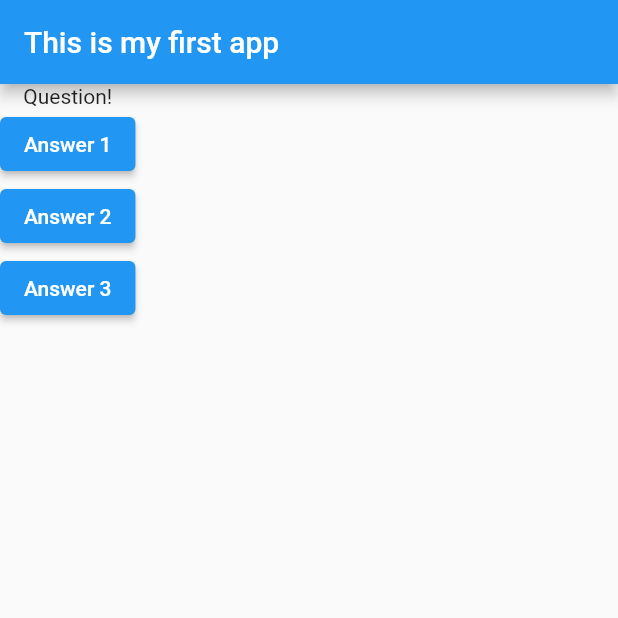
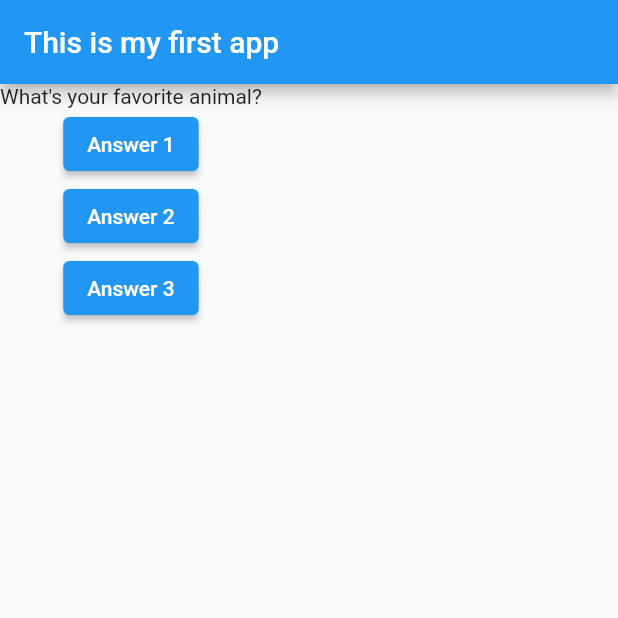
Before and after one commit to MohamedFaalil/flutter_basic_app, a Flutter app: the screen it shows after launch, after a tap on "Answer 1", on a phone screen of 412 x 824 dp, the top half of it. Run offline on Flutter 3.47's test engine with Material 2 defaults, Android fonts, the phone set to English and light mode, and no system bars.

Commit message:
converted existing widget into stateful widget to dynamically change questions

```diff
--- a/lib/main.dart
+++ b/lib/main.dart
@@ -6,8 +6,23 @@ import 'package:flutter/material.dart';
 
 void main() => runApp(BasicApp());
 
-class BasicApp extends StatelessWidget {
+class BasicApp extends StatefulWidget {
+  const BasicApp({Key? key}) : super(key: key);
+
+  @override
+  State<StatefulWidget> createState() {
+    return BasicAppState();
+  }
+}
+
+class BasicAppState extends State<BasicApp> {
+  var questionIndex = 0;
   void answerQuestion() {
+    setState(() {
+      questionIndex += 1;
+    });
+
+    print("# question index: $questionIndex");
     print("Option is chosen!");
   }
 
@@ -24,7 +39,7 @@ class BasicApp extends StatelessWidget {
         ),
         body: Column(
           children: [
-            Text('Question!'),
+            Text(questions[questionIndex]),
             ElevatedButton(
               onPressed: answerQuestion,
               child: Text("Answer 1"),
```
